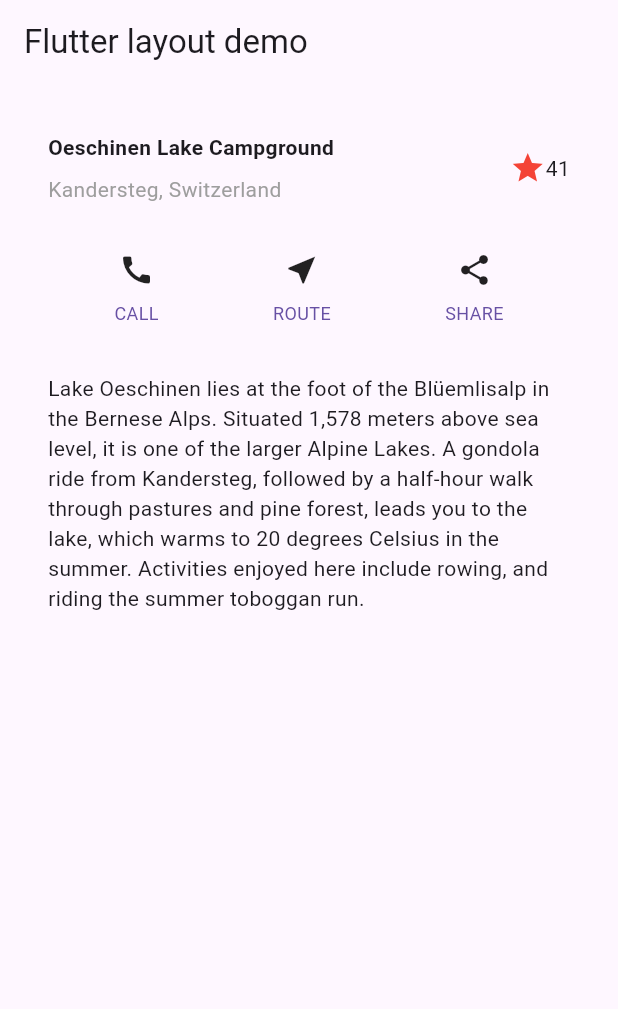
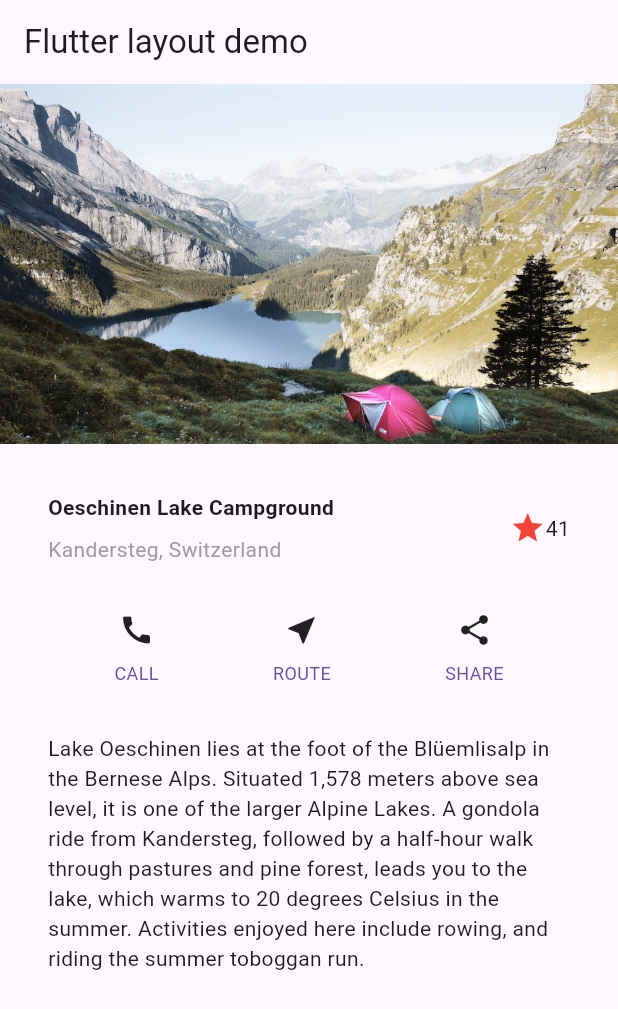
Before and after one commit to fanta1ty/flutter_layout_tutorial, a Flutter app: the screen it shows after launch, on a phone screen of 412 x 824 dp. Shown: the top 1009 px of the screen. Run offline on Flutter 3.47's test engine with Material 3 defaults, Android fonts, the phone set to English and light mode, and no system bars.

```diff
--- a/lib/main.dart
+++ b/lib/main.dart
@@ -18,6 +18,7 @@ class MyApp extends StatelessWidget {
           body: const SingleChildScrollView(
             child: Column(
               children: [
+                ImageSection(image: 'images/lake.jpg'),
                 TitleSection(
                   name: 'Oeschinen Lake Campground',
                   location: 'Kandersteg, Switzerland',
@@ -178,3 +179,22 @@ class TextSection extends StatelessWidget {
     );
   }
 }
+
+class ImageSection extends StatelessWidget {
+  final String image;
+
+  const ImageSection({
+    super.key,
+    required this.image,
+  });
+
+  @override
+  Widget build(BuildContext context) {
+    return Image.asset(
+      image,
+      width: 600,
+      height: 240,
+      fit: BoxFit.cover,
+    );
+  }
+}
```
Also changed, not shown: pubspec.yaml (+5 -75 lines), images/lake.jpg (added).
